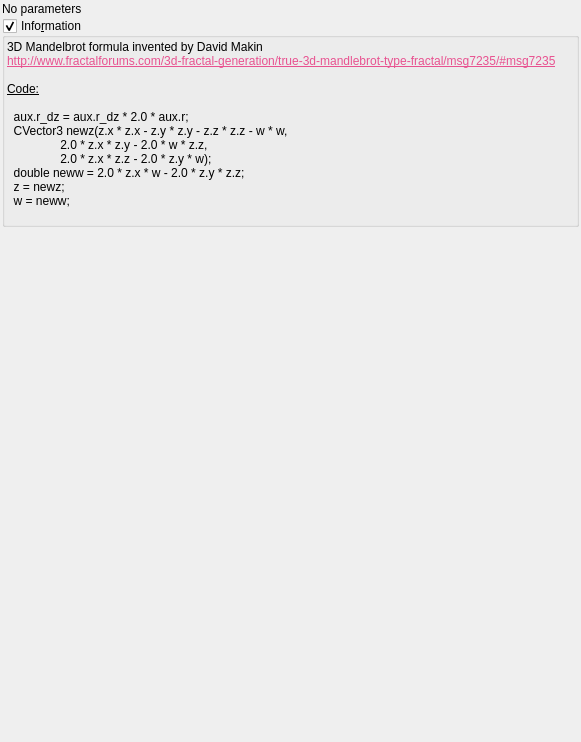
The window that mandelbulber2/qt_data/fractal_hypercomplex.ui (buddhi1980/mandelbulber2) describes before a commit, drawn with Qt 5.
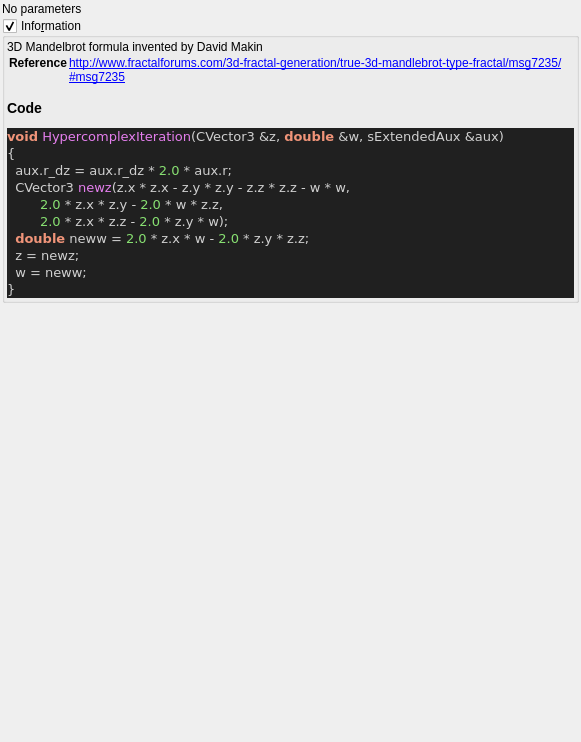
The same window after the commit. Custom widgets are drawn as their Qt base class.

Patch:
```diff
--- a/mandelbulber2/qt_data/fractal_hypercomplex.ui
+++ b/mandelbulber2/qt_data/fractal_hypercomplex.ui
@@ -66,23 +66,32 @@
       <item>
        <widget class="QLabel" name="label_4">
         <property name="text">
-         <string>&lt;!DOCTYPE HTML PUBLIC &quot;-//W3C//DTD HTML 4.0//EN&quot; &quot;http://www.w3.org/TR/REC-html40/strict.dtd&quot;&gt;
-&lt;html&gt;&lt;head&gt;&lt;meta name=&quot;qrichtext&quot; content=&quot;1&quot; /&gt;&lt;style type=&quot;text/css&quot;&gt;
-p, li { white-space: pre-wrap; }
-&lt;/style&gt;&lt;/head&gt;&lt;body&gt;
-&lt;p style=&quot; margin-top:0px; margin-bottom:0px; margin-left:0px; margin-right:0px; -qt-block-indent:0; text-indent:0px;&quot;&gt;3D Mandelbrot formula invented by David Makin&lt;/p&gt;
-&lt;p style=&quot; margin-top:0px; margin-bottom:0px; margin-left:0px; margin-right:0px; -qt-block-indent:0; text-indent:0px;&quot;&gt;&lt;a href=&quot;http://www.fractalforums.com/3d-fractal-generation/true-3d-mandlebrot-type-fractal/msg7235/#msg7235&quot;&gt;&lt;span style=&quot; text-decoration: underline; color:#e85290;&quot;&gt;http://www.fractalforums.com/3d-fractal-generation/true-3d-mandlebrot-type-fractal/msg7235/#msg7235&lt;/span&gt;&lt;/a&gt;&lt;/p&gt;
-&lt;p style=&quot;-qt-paragraph-type:empty; margin-top:0px; margin-bottom:0px; margin-left:0px; margin-right:0px; -qt-block-indent:0; text-indent:0px;&quot;&gt;&lt;br /&gt;&lt;/p&gt;
-&lt;p style=&quot; margin-top:0px; margin-bottom:0px; margin-left:0px; margin-right:0px; -qt-block-indent:0; text-indent:0px;&quot;&gt;&lt;span style=&quot; text-decoration: underline;&quot;&gt;Code:&lt;/span&gt;&lt;/p&gt;
-&lt;p style=&quot;-qt-paragraph-type:empty; margin-top:0px; margin-bottom:0px; margin-left:0px; margin-right:0px; -qt-block-indent:0; text-indent:0px; text-decoration: underline;&quot;&gt;&lt;br /&gt;&lt;/p&gt;
-&lt;p style=&quot; margin-top:0px; margin-bottom:0px; margin-left:0px; margin-right:0px; -qt-block-indent:0; text-indent:0px;&quot;&gt;  aux.r_dz = aux.r_dz * 2.0 * aux.r;&lt;/p&gt;
-&lt;p style=&quot; margin-top:0px; margin-bottom:0px; margin-left:0px; margin-right:0px; -qt-block-indent:0; text-indent:0px;&quot;&gt;  CVector3 newz(z.x * z.x - z.y * z.y - z.z * z.z - w * w,&lt;/p&gt;
-&lt;p style=&quot; margin-top:0px; margin-bottom:0px; margin-left:0px; margin-right:0px; -qt-block-indent:0; text-indent:0px;&quot;&gt;                2.0 * z.x * z.y - 2.0 * w * z.z,&lt;/p&gt;
-&lt;p style=&quot; margin-top:0px; margin-bottom:0px; margin-left:0px; margin-right:0px; -qt-block-indent:0; text-indent:0px;&quot;&gt;                2.0 * z.x * z.z - 2.0 * z.y * w);&lt;/p&gt;
-&lt;p style=&quot; margin-top:0px; margin-bottom:0px; margin-left:0px; margin-right:0px; -qt-block-indent:0; text-indent:0px;&quot;&gt;  double neww = 2.0 * z.x * w - 2.0 * z.y * z.z;&lt;/p&gt;
-&lt;p style=&quot; margin-top:0px; margin-bottom:0px; margin-left:0px; margin-right:0px; -qt-block-indent:0; text-indent:0px;&quot;&gt;  z = newz;&lt;/p&gt;
-&lt;p style=&quot; margin-top:0px; margin-bottom:0px; margin-left:0px; margin-right:0px; -qt-block-indent:0; text-indent:0px;&quot;&gt;  w = neww;&lt;/p&gt;
-&lt;p style=&quot;-qt-paragraph-type:empty; margin-top:0px; margin-bottom:0px; margin-left:0px; margin-right:0px; -qt-block-indent:0; text-indent:0px;&quot;&gt;&lt;br /&gt;&lt;/p&gt;&lt;/body&gt;&lt;/html&gt;</string>
+         <string>&lt;p&gt;3D Mandelbrot formula invented by David Makin&lt;/p&gt;&lt;table&gt;
+&lt;tr&gt;&lt;th&gt;Reference&lt;/th&gt;&lt;td&gt;&lt;a href=&quot;http://www.fractalforums.com/3d-fractal-generation/true-3d-mandlebrot-type-fractal/msg7235/#msg7235&quot;&gt;http://www.fractalforums.com/3d-fractal-generation/true-3d-mandlebrot-type-fractal/msg7235/#msg7235&lt;/a&gt;&lt;/td&gt;&lt;/tr&gt;
+&lt;/table&gt;
+&lt;h3&gt;Code&lt;/h3&gt;
+&lt;!DOCTYPE HTML PUBLIC &quot;-//W3C//DTD HTML 4.0 Transitional//EN&quot;&gt;
+&lt;html&gt;
+&lt;head&gt;
+&lt;meta http-equiv=&quot;content-type&quot; content=&quot;text/html; charset=ISO-8859-1&quot;&gt;
+&lt;title&gt;Source file&lt;/title&gt;
+&lt;/head&gt;
+&lt;body style=&quot;background-color:#202020&quot;&gt;
+&lt;pre style=&quot;color:#d0d0d0; background-color:#202020; font-size:10pt; font-family:'Courier New';&quot;&gt;&lt;span style=&quot;color:#f09479; font-weight:bold&quot;&gt;void&lt;/span&gt; &lt;span style=&quot;color:#e47eed&quot;&gt;HypercomplexIteration&lt;/span&gt;&lt;span style=&quot;color:#d0d0d0&quot;&gt;(&lt;/span&gt;CVector3 &lt;span style=&quot;color:#d0d0d0&quot;&gt;&amp;amp;&lt;/span&gt;z&lt;span style=&quot;color:#d0d0d0&quot;&gt;,&lt;/span&gt; &lt;span style=&quot;color:#f09479; font-weight:bold&quot;&gt;double&lt;/span&gt; &lt;span style=&quot;color:#d0d0d0&quot;&gt;&amp;amp;&lt;/span&gt;w&lt;span style=&quot;color:#d0d0d0&quot;&gt;,&lt;/span&gt; sExtendedAux &lt;span style=&quot;color:#d0d0d0&quot;&gt;&amp;amp;&lt;/span&gt;aux&lt;span style=&quot;color:#d0d0d0&quot;&gt;)&lt;/span&gt;
+&lt;span style=&quot;color:#d0d0d0&quot;&gt;{&lt;/span&gt;
+  aux&lt;span style=&quot;color:#d0d0d0&quot;&gt;.&lt;/span&gt;r_dz &lt;span style=&quot;color:#d0d0d0&quot;&gt;=&lt;/span&gt; aux&lt;span style=&quot;color:#d0d0d0&quot;&gt;.&lt;/span&gt;r_dz &lt;span style=&quot;color:#d0d0d0&quot;&gt;*&lt;/span&gt; &lt;span style=&quot;color:#87df71&quot;&gt;2.0&lt;/span&gt; &lt;span style=&quot;color:#d0d0d0&quot;&gt;*&lt;/span&gt; aux&lt;span style=&quot;color:#d0d0d0&quot;&gt;.&lt;/span&gt;r&lt;span style=&quot;color:#d0d0d0&quot;&gt;;&lt;/span&gt;
+  CVector3 &lt;span style=&quot;color:#e47eed&quot;&gt;newz&lt;/span&gt;&lt;span style=&quot;color:#d0d0d0&quot;&gt;(&lt;/span&gt;z&lt;span style=&quot;color:#d0d0d0&quot;&gt;.&lt;/span&gt;x &lt;span style=&quot;color:#d0d0d0&quot;&gt;*&lt;/span&gt; z&lt;span style=&quot;color:#d0d0d0&quot;&gt;.&lt;/span&gt;x &lt;span style=&quot;color:#d0d0d0&quot;&gt;-&lt;/span&gt; z&lt;span style=&quot;color:#d0d0d0&quot;&gt;.&lt;/span&gt;y &lt;span style=&quot;color:#d0d0d0&quot;&gt;*&lt;/span&gt; z&lt;span style=&quot;color:#d0d0d0&quot;&gt;.&lt;/span&gt;y &lt;span style=&quot;color:#d0d0d0&quot;&gt;-&lt;/span&gt; z&lt;span style=&quot;color:#d0d0d0&quot;&gt;.&lt;/span&gt;z &lt;span style=&quot;color:#d0d0d0&quot;&gt;*&lt;/span&gt; z&lt;span style=&quot;color:#d0d0d0&quot;&gt;.&lt;/span&gt;z &lt;span style=&quot;color:#d0d0d0&quot;&gt;-&lt;/span&gt; w &lt;span style=&quot;color:#d0d0d0&quot;&gt;*&lt;/span&gt; w&lt;span style=&quot;color:#d0d0d0&quot;&gt;,&lt;/span&gt;
+        &lt;span style=&quot;color:#87df71&quot;&gt;2.0&lt;/span&gt; &lt;span style=&quot;color:#d0d0d0&quot;&gt;*&lt;/span&gt; z&lt;span style=&quot;color:#d0d0d0&quot;&gt;.&lt;/span&gt;x &lt;span style=&quot;color:#d0d0d0&quot;&gt;*&lt;/span&gt; z&lt;span style=&quot;color:#d0d0d0&quot;&gt;.&lt;/span&gt;y &lt;span style=&quot;color:#d0d0d0&quot;&gt;-&lt;/span&gt; &lt;span style=&quot;color:#87df71&quot;&gt;2.0&lt;/span&gt; &lt;span style=&quot;color:#d0d0d0&quot;&gt;*&lt;/span&gt; w &lt;span style=&quot;color:#d0d0d0&quot;&gt;*&lt;/span&gt; z&lt;span style=&quot;color:#d0d0d0&quot;&gt;.&lt;/span&gt;z&lt;span style=&quot;color:#d0d0d0&quot;&gt;,&lt;/span&gt;
+        &lt;span style=&quot;color:#87df71&quot;&gt;2.0&lt;/span&gt; &lt;span style=&quot;color:#d0d0d0&quot;&gt;*&lt;/span&gt; z&lt;span style=&quot;color:#d0d0d0&quot;&gt;.&lt;/span&gt;x &lt;span style=&quot;color:#d0d0d0&quot;&gt;*&lt;/span&gt; z&lt;span style=&quot;color:#d0d0d0&quot;&gt;.&lt;/span&gt;z &lt;span style=&quot;color:#d0d0d0&quot;&gt;-&lt;/span&gt; &lt;span style=&quot;color:#87df71&quot;&gt;2.0&lt;/span&gt; &lt;span style=&quot;color:#d0d0d0&quot;&gt;*&lt;/span&gt; z&lt;span style=&quot;color:#d0d0d0&quot;&gt;.&lt;/span&gt;y &lt;span style=&quot;color:#d0d0d0&quot;&gt;*&lt;/span&gt; w&lt;span style=&quot;color:#d0d0d0&quot;&gt;);&lt;/span&gt;
+  &lt;span style=&quot;color:#f09479; font-weight:bold&quot;&gt;double&lt;/span&gt; neww &lt;span style=&quot;color:#d0d0d0&quot;&gt;=&lt;/span&gt; &lt;span style=&quot;color:#87df71&quot;&gt;2.0&lt;/span&gt; &lt;span style=&quot;color:#d0d0d0&quot;&gt;*&lt;/span&gt; z&lt;span style=&quot;color:#d0d0d0&quot;&gt;.&lt;/span&gt;x &lt;span style=&quot;color:#d0d0d0&quot;&gt;*&lt;/span&gt; w &lt;span style=&quot;color:#d0d0d0&quot;&gt;-&lt;/span&gt; &lt;span style=&quot;color:#87df71&quot;&gt;2.0&lt;/span&gt; &lt;span style=&quot;color:#d0d0d0&quot;&gt;*&lt;/span&gt; z&lt;span style=&quot;color:#d0d0d0&quot;&gt;.&lt;/span&gt;y &lt;span style=&quot;color:#d0d0d0&quot;&gt;*&lt;/span&gt; z&lt;span style=&quot;color:#d0d0d0&quot;&gt;.&lt;/span&gt;z&lt;span style=&quot;color:#d0d0d0&quot;&gt;;&lt;/span&gt;
+  z &lt;span style=&quot;color:#d0d0d0&quot;&gt;=&lt;/span&gt; newz&lt;span style=&quot;color:#d0d0d0&quot;&gt;;&lt;/span&gt;
+  w &lt;span style=&quot;color:#d0d0d0&quot;&gt;=&lt;/span&gt; neww&lt;span style=&quot;color:#d0d0d0&quot;&gt;;&lt;/span&gt;
+&lt;span style=&quot;color:#d0d0d0&quot;&gt;}&lt;/span&gt;
+&lt;/pre&gt;
+&lt;/body&gt;
+&lt;/html&gt;
+&lt;!--HTML generated by highlight 3.9, http://www.andre-simon.de/--&gt;
+</string>
         </property>
         <property name="wordWrap">
          <bool>true</bool>
```
Left out of the diff: 2 changed lines with no effect on the pictures.
